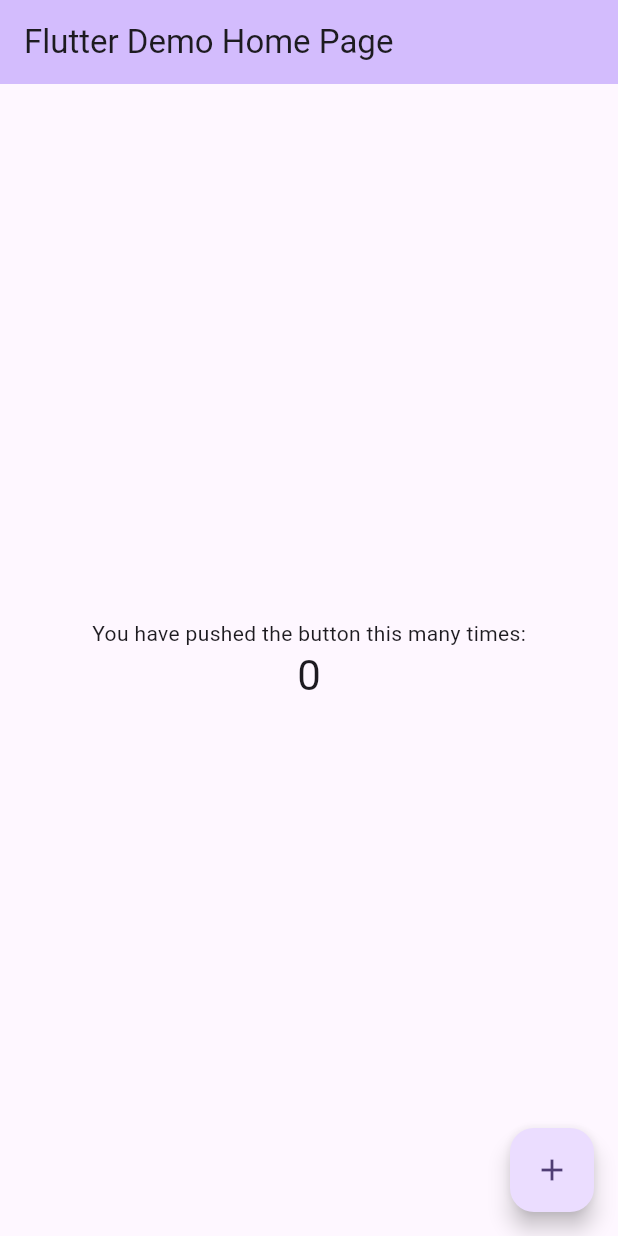
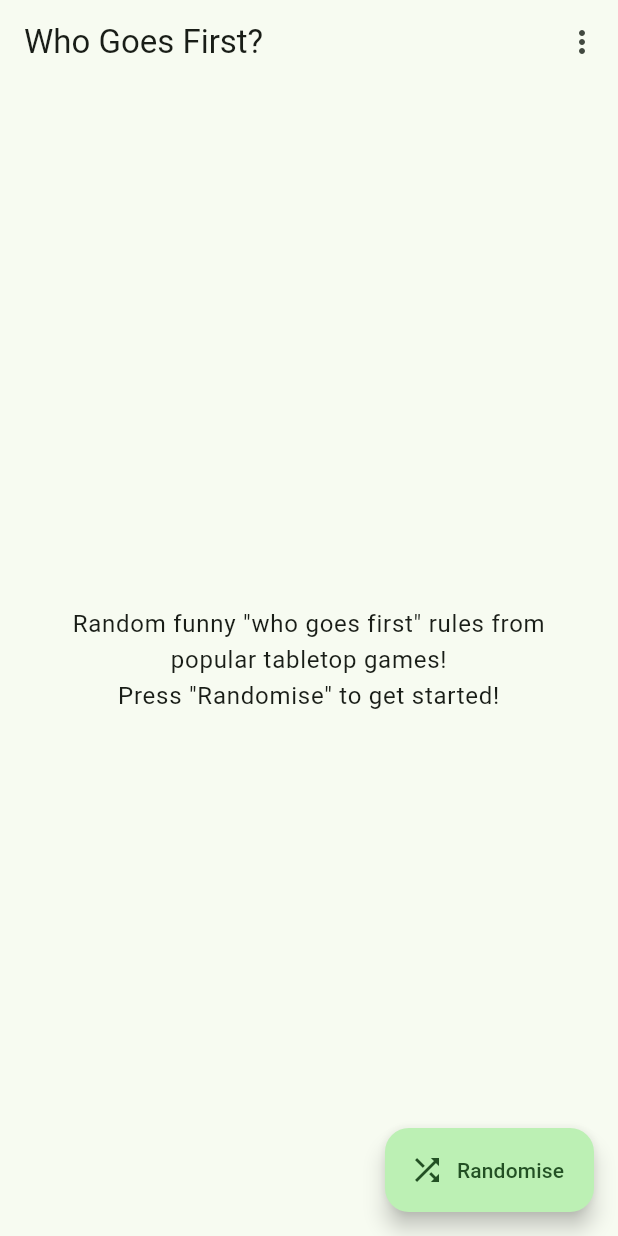
Before and after one commit to j7126/who_goes_first, a Flutter app: the screen it shows after launch, on a phone screen of 412 x 824 dp. Run offline on Flutter 3.47's test engine with Material 2 defaults, Android fonts, the phone set to English and light mode, and no system bars.

Commit message:
initial commit

```diff
--- a/lib/main.dart
+++ b/lib/main.dart
@@ -1,4 +1,7 @@
 import 'package:flutter/material.dart';
+import 'package:url_launcher/url_launcher.dart';
+import 'package:who_goes_first/rule.dart';
+import 'package:who_goes_first/rules.dart';
 
 void main() {
   runApp(const MyApp());
@@ -7,119 +10,118 @@ void main() {
 class MyApp extends StatelessWidget {
   const MyApp({super.key});
 
-  // This widget is the root of your application.
   @override
   Widget build(BuildContext context) {
     return MaterialApp(
-      title: 'Flutter Demo',
+      title: 'Who Goes First?',
       theme: ThemeData(
-        // This is the theme of your application.
-        //
-        // TRY THIS: Try running your application with "flutter run". You'll see
-        // the application has a blue toolbar. Then, without quitting the app,
-        // try changing the seedColor in the colorScheme below to Colors.green
-        // and then invoke "hot reload" (save your changes or press the "hot
-        // reload" button in a Flutter-supported IDE, or press "r" if you used
-        // the command line to start the app).
-        //
-        // Notice that the counter didn't reset back to zero; the application
-        // state is not lost during the reload. To reset the state, use hot
-        // restart instead.
-        //
-        // This works for code too, not just values: Most code changes can be
-        // tested with just a hot reload.
-        colorScheme: ColorScheme.fromSeed(seedColor: Colors.deepPurple),
+        colorScheme: ColorScheme.fromSeed(seedColor: Colors.green),
         useMaterial3: true,
       ),
-      home: const MyHomePage(title: 'Flutter Demo Home Page'),
+      home: const HomePage(),
     );
   }
 }
 
-class MyHomePage extends StatefulWidget {
-  const MyHomePage({super.key, required this.title});
-
-  // This widget is the home page of your application. It is stateful, meaning
-  // that it has a State object (defined below) that contains fields that affect
-  // how it looks.
-
-  // This class is the configuration for the state. It holds the values (in this
-  // case the title) provided by the parent (in this case the App widget) and
-  // used by the build method of the State. Fields in a Widget subclass are
-  // always marked "final".
-
-  final String title;
+class HomePage extends StatefulWidget {
+  const HomePage({super.key});
 
   @override
-  State<MyHomePage> createState() => _MyHomePageState();
+  State<HomePage> createState() => _HomePageState();
 }
 
-class _MyHomePageState extends State<MyHomePage> {
-  int _counter = 0;
-
-  void _incrementCounter() {
-    setState(() {
-      // This call to setState tells the Flutter framework that something has
-      // changed in this State, which causes it to rerun the build method below
-      // so that the display can reflect the updated values. If we changed
-      // _counter without calling setState(), then the build method would not be
-      // called again, and so nothing would appear to happen.
-      _counter++;
-    });
-  }
+class _HomePageState extends State<HomePage> {
+  Rule? rule;
 
   @override
   Widget build(BuildContext context) {
-    // This method is rerun every time setState is called, for instance as done
-    // by the _incrementCounter method above.
-    //
-    // The Flutter framework has been optimized to make rerunning build methods
-    // fast, so that you can just rebuild anything that needs updating rather
-    // than having to individually change instances of widgets.
     return Scaffold(
       appBar: AppBar(
-        // TRY THIS: Try changing the color here to a specific color (to
-        // Colors.amber, perhaps?) and trigger a hot reload to see the AppBar
-        // change color while the other colors stay the same.
-        backgroundColor: Theme.of(context).colorScheme.inversePrimary,
-        // Here we take the value from the MyHomePage object that was created by
-        // the App.build method, and use it to set our appbar title.
-        title: Text(widget.title),
+        title: const Text("Who Goes First?"),
+        actions: <Widget>[
+          PopupMenuButton(
+            itemBuilder: (BuildContext context) => <PopupMenuEntry>[
+              PopupMenuItem(
+                child: const Text('View on GitHub'),
+                onTap: () {
+                  final Uri url = Uri.parse('https://github.com/j7126/who_goes_first');
+                  launchUrl(url);
+                },
               ),
-      body: Center(
-        // Center is a layout widget. It takes a single child and positions it
-        // in the middle of the parent.
+            ],
+          ),
+        ],
+      ),
+      body: Padding(
+        padding: const EdgeInsets.all(32.0),
+        child: rule == null
+            ? SizedBox(
+                width: double.infinity,
                 child: Column(
-          // Column is also a layout widget. It takes a list of children and
-          // arranges them vertically. By default, it sizes itself to fit its
-          // children horizontally, and tries to be as tall as its parent.
-          //
-          // Column has various properties to control how it sizes itself and
-          // how it positions its children. Here we use mainAxisAlignment to
-          // center the children vertically; the main axis here is the vertical
-          // axis because Columns are vertical (the cross axis would be
-          // horizontal).
-          //
-          // TRY THIS: Invoke "debug painting" (choose the "Toggle Debug Paint"
-          // action in the IDE, or press "p" in the console), to see the
-          // wireframe for each widget.
                   mainAxisAlignment: MainAxisAlignment.center,
+                  crossAxisAlignment: CrossAxisAlignment.center,
                   children: <Widget>[
-            const Text(
-              'You have pushed the button this many times:',
+                    Text(
+                      'Random funny "who goes first" rules from popular tabletop games!',
+                      style: Theme.of(context).textTheme.bodyLarge,
+                      textAlign: TextAlign.center,
                     ),
                     Text(
-              '$_counter',
+                      'Press "Randomise" to get started!',
+                      style: Theme.of(context).textTheme.bodyLarge,
+                      textAlign: TextAlign.center,
+                    ),
+                  ],
+                ),
+              )
+            : SizedBox(
+                width: double.infinity,
+                child: Column(
+                  mainAxisAlignment: MainAxisAlignment.center,
+                  crossAxisAlignment: CrossAxisAlignment.center,
+                  children: <Widget>[
+                    Text(
+                      'Random "who goes first" rule:',
+                      style: Theme.of(context).textTheme.bodyLarge,
+                    ),
+                    Text(
+                      rule?.rule ?? "",
                       style: Theme.of(context).textTheme.headlineMedium,
+                      textAlign: TextAlign.center,
+                    ),
+                    Padding(
+                      padding: const EdgeInsets.only(top: 16.0, bottom: 8.0),
+                      child: Text(
+                        'Appears in these games:',
+                        style: Theme.of(context).textTheme.bodyLarge,
+                      ),
+                    ),
+                    for (var game in rule?.games ?? [])
+                      Card(
+                        shape: RoundedRectangleBorder(
+                          borderRadius: BorderRadius.circular(32.0),
+                        ),
+                        child: Padding(
+                          padding: const EdgeInsets.symmetric(horizontal: 16.0, vertical: 8.0),
+                          child: Text(
+                            game,
+                            style: Theme.of(context).textTheme.bodyMedium,
+                          ),
+                        ),
                       ),
                   ],
                 ),
               ),
-      floatingActionButton: FloatingActionButton(
-        onPressed: _incrementCounter,
-        tooltip: 'Increment',
-        child: const Icon(Icons.add),
-      ), // This trailing comma makes auto-formatting nicer for build methods.
+      ),
+      floatingActionButton: FloatingActionButton.extended(
+        onPressed: () {
+          setState(() {
+            rule = Rules.random();
+          });
+        },
+        label: const Text('Randomise'),
+        icon: const Icon(Icons.shuffle_outlined),
+      ),
     );
   }
 }
--- /dev/null
+++ b/lib/rule.dart
@@ -0,0 +1,6 @@
+class Rule {
+  Rule({required this.rule, required this.games});
+
+  String rule;
+  List<String> games;
+}
--- /dev/null
+++ b/lib/rules.dart
@@ -0,0 +1,148 @@
+import 'package:who_goes_first/rule.dart';
+import "dart:math";
+
+class Rules {
+  static final Random _random = Random();
+
+  static Rule random() => rules[_random.nextInt(rules.length)];
+
+  static List<Rule> rules = [
+    Rule(rule: "Who has the pointiest ears?", games: ["Small World"]),
+    Rule(rule: "Who owns the biggest house?", games: ["For Sale"]),
+    Rule(rule: "Who has had the worst day?", games: ["Gloom"]),
+    Rule(rule: "Who is the most well traveled?", games: ["Ticket to Ride"]),
+    Rule(rule: "Who is wearing the most colorful clothes?", games: ["Hanabi", "Flowerpower", "Match of the Penguins"]),
+    Rule(rule: "Who has the longest beard?", games: ["Once Upon a Time", "Dwarven Dig!"]),
+    Rule(rule: "Who does the youngest player choose?", games: ["Carcassonne"]),
+    Rule(rule: "Who can stand on one leg the longest?", games: ["Animal upon Animal"]),
+    Rule(rule: "Who is the cattiest player?", games: ["Kittens in a Blender"]),
+    Rule(rule: "Who is the thirstiest?", games: ["Forbidden Desert"]),
+    Rule(rule: "Who last visited an island?", games: ["Forbidden Island", "Maka Baka"]),
+    Rule(rule: "Who got up the earliest this morning?", games: ["Smash Up!"]),
+    Rule(rule: "Who most recently went on a date?", games: ["Love Letter"]),
+    Rule(rule: "Who has the best maniacal laugh?", games: ["Mad Scientist University", "IGOR: The Mad Scientist’s Lament"]),
+    Rule(rule: "Who is wearing the most green?", games: ["Kodama: The Tree Spirits", "Batt'l Kha'os"]),
+    Rule(rule: "Who has the longest hair?", games: ["Monkeys on the Moon", "Aquarius"]),
+    Rule(rule: "Who dug a garden last?", games: ["Terra Mystica"]),
+    Rule(rule: "Who looks most like a pirate?", games: ["Cartagena", "Pirates vs Dinosaurs", "Oath of the Brotherhood"]),
+    Rule(rule: "Who owns the game?", games: ["Sucking Vacuum", "Junta", "Neuroshima Hex!"]),
+    Rule(rule: "Who is the nicest?", games: ["Dungeon Lords"]),
+    Rule(rule: "Who has read the most sci-fi?", games: ["Android"]),
+    Rule(rule: "Who looks most like a monster?", games: ["Fearsome Floors"]),
+    Rule(rule: "Who has the best story about being stranded?", games: ["Lift Off: Get Me Off This Planet"]),
+    Rule(rule: "Who has most recently been on a boat?", games: ["Harbour"]),
+    Rule(rule: "Who is the hungriest?", games: ["Mamma Mia!", "Guts of Glory"]),
+    Rule(rule: "Who can do the best monkey impression?", games: ["Too Many Monkeys", "Coco Crazy"]),
+    Rule(rule: "Who has the nicest jewelry?", games: ["Queen's Necklace"]),
+    Rule(rule: "Who is the tallest?", games: ["Takenoko", "Campanile"]),
+    Rule(rule: "Without looking at a clock, who can guess what time it is?", games: ["Chrononauts"]),
+    Rule(rule: "Who has the most cash on them?", games: ["Corporate America", "Sheriff of Nottingham", "Martian 12s"]),
+    Rule(rule: "Who has most recently visited London?", games: ["Great Fire of London 1666", "Portobello Market"]),
+    Rule(rule: "Who has most recently been on a train?", games: ["Trains"]),
+    Rule(rule: "Who has most recently visited another city?", games: ["Lords of Waterdeep"]),
+    Rule(rule: "Who has most recently flipped a table?", games: ["Flip City"]),
+    Rule(rule: "Who has most recently bought or sold something?", games: ["Mercante"]),
+    Rule(rule: "Who has most recently visited a forest?", games: ["Lagoon"]),
+    Rule(rule: "Who lives closest to water?", games: ["Le Havre"]),
+    Rule(rule: "Who last visited a mountain?", games: ["K2"]),
+    Rule(rule: "Who looks the shiftiest?", games: ["Spyfall"]),
+    Rule(rule: "Who last went on a cruise?", games: ["Atlantic Star"]),
+    Rule(rule: "Who has most recently traded stock?", games: ["The Motley Fool's: Buy Low Sell High"]),
+    Rule(rule: "Who was the last person to have a haircut?", games: ["Shear Panic!"]),
+    Rule(rule: "Who is the shortest?", games: ["The Conquest of Space"]),
+    Rule(rule: "Who has the snazziest pants?", games: ["Who Stole Ed’s Pants?"]),
+    Rule(rule: "Who is the last person to laugh?", games: ["Gheos"]),
+    Rule(rule: "Who is ready to go first and takes the starting action?", games: ["Fluxx", "Dixit", "Dixit Odyssey", "Galaxy Truckers"]),
+    Rule(rule: "Who broke the law most recently?", games: ["Grifters"]),
+    Rule(rule: "Who most recently bought justice to the world?", games: ["Love Letter: Batman"]),
+    Rule(rule: "Who made tea most recently?", games: ["Hanamikoji"]),
+    Rule(rule: "Who looks most like a zombie?", games: ["City of Horror"]),
+    Rule(rule: "Who has the squarest shaped head?", games: ["Cube Quest"]),
+    Rule(rule: "Who has eaten nuts most recently?", games: ["Nuts!"]),
+    Rule(rule: "Who can say 'brraaains' with the most zombie-like feeling?", games: ["Zombie Dice"]),
+    Rule(rule: "Who has brought the most snacks?", games: ["Dragon Farkle"]),
+    Rule(rule: "Who last watered a plant?", games: ["Arboretum"]),
+    Rule(rule: "Who can cackle the most like a vile and greedy medieval pardoner?", games: ["The Road to Canterbury"]),
+    Rule(rule: "Who has the most tattoos?", games: ["Camp Grizzly"]),
+    Rule(rule: "Who most recently read a novel?", games: ["Paperback"]),
+    Rule(rule: "Who visited a cathedral most recently?", games: ["The Pillars of the Earth"]),
+    Rule(rule: "Who last played a train game?", games: ["Cleopatra’s Caboose"]),
+    Rule(rule: "Who looks most like an alien?", games: ["Andromeda"]),
+    Rule(rule: "Who most recently put their feet in sand?", games: ["Archaeology: The New Expedition"]),
+    Rule(rule: "Who last ate mushrooms?", games: ["Morels"]),
+    Rule(rule: "Who has the longest whiskers?", games: ["Hot Tin Roof"]),
+    Rule(rule: "Who has the watch furthest backwards in time?", games: ["Legacy: Gears of Time"]),
+    Rule(rule: "Who is the wisest?", games: ["Himalaya", "The Bridges of Shangri-La"]),
+    Rule(rule: "Who is the hairiest?", games: ["Mammoth Hunters", "Monkey Arena"]),
+    Rule(rule: "Who has been deepest down in the sea?", games: ["Nautilus"]),
+    Rule(rule: "Who can shout “Olé!” the loudest?", games: ["Salamanca"]),
+    Rule(rule: "Who can do the best penguin impression?", games: ["Penguin Soccer"]),
+    Rule(rule: "Who suggested the game?", games: ["GUBS: A Game of Wit and Luck", "Roads and Boats"]),
+    Rule(rule: "Who is wearing the most black?", games: ["Ice Pirates of Harbour Grace"]),
+    Rule(rule: "Who is the least wise?", games: [""]),
+    Rule(rule: "Who has the tiniest teeth?", games: ["Mäuse-Rallye"]),
+    Rule(rule: "Who can hold a high C note for the longest?", games: ["Maestro"]),
+    Rule(rule: "Who is most in need of a shave?", games: ["Goldrush-City"]),
+    Rule(rule: "Who has the largest cowboy boots?", games: ["Abilene"]),
+    Rule(rule: "Who is the dirtiest?", games: ["Neolithibum"]),
+    Rule(rule: "Who can hold their breath underwater for the longest?", games: ["The Reef"]),
+    Rule(rule: "Who most recently visited Italy?", games: ["La Cittá"]),
+    Rule(rule: "Who has the hardest look in their eyes?", games: ["Saloon"]),
+    Rule(rule: "Who is wearing the most jewelry?", games: ["Das Kollier"]),
+    Rule(rule: "Who has their alarm set for the earliest time?", games: ["Counting Zzzzs"]),
+    Rule(rule: "Who is the quickest person to wave the highest denomination banknote or who bought a welding torch?", games: ["Safeknacker"]),
+    Rule(rule: "Who can jump the highest?", games: ["Dancing Eggs"]),
+    Rule(rule: "Who most recently ate Greek food?", games: ["Hera and Zeus"]),
+    Rule(rule: "Who can point to the North the fastest?", games: ["Discovery"]),
+    Rule(rule: "Who owns the most railway games?", games: ["Railroad Dice: The First Rails"]),
+    Rule(rule: "Who has seen the most Kim Possible episodes?", games: ["Kim Possible Game"]),
+    Rule(rule: "Who last saw a mammoth?", games: ["Stone Age"]),
+    Rule(rule: "Who lives closest to Venice?", games: ["Oltre Mare"]),
+    Rule(rule: "Who is the most afraid of water?", games: ["Niagara"]),
+    Rule(rule: "Who bought the oldest object with them?", games: ["Jenseits von Theben"]),
+    Rule(rule: "Who has the biggest hands?", games: ["The Mole in the Hole"]),
+    Rule(rule: "Who is the most sea-worthy player?", games: ["Tonga Bongo"]),
+    Rule(rule: "Who has most recently stroked a sheep?", games: ["Herd the Sheep"]),
+    Rule(rule: "Who thinks they know the most about Australia?", games: ["Australia"]),
+    Rule(rule: "Who got up the latest today?", games: ["Dawn Under"]),
+    Rule(rule: "Who most recently achieved a waypoint in life?", games: ["Tempus"]),
+    Rule(rule: "Who has most recently visited a real Castle?", games: ["Château Roquefort"]),
+    Rule(rule: "Who has the longest ears?", games: ["Hoppladi, Hopplada!"]),
+    Rule(rule: "Who has the longest neck?", games: ["Savannah Tails"]),
+    Rule(rule: "Who can 'moo' the loudest?", games: ["Black Sheep"]),
+    Rule(rule: "Who looks most like a moose?", games: ["Bunny Bunny Moose Moose"]),
+    Rule(rule: "Who has the freshest breath?", games: ["Mint Works"]),
+    Rule(rule: "Who has their birthday next?", games: ["Seasons: The Calendar Rummy Game", "The Stars are Right"]),
+    Rule(rule: "Who can laugh the most like a coyote?", games: ["Coyote"]),
+    Rule(rule: "Who has the biggest shoes?", games: ["H2Olland"]),
+    Rule(rule: "Who is the oldest?", games: ["Settlers of Catan (Beginner's version)", "Citadels", "Bohnanza", "Village"]),
+    Rule(rule: "Who can hum the highest note?", games: ["Humm Bug"]),
+    Rule(rule: "Who is the most like a Viking?", games: ["Fire & Axe: A Viking Saga"]),
+    Rule(rule: "Who has the longest mustache?", games: ["Asterix and Obelix"]),
+    Rule(rule: "Who has been to the most European countries?", games: ["Ticket to Ride: Europe"]),
+    Rule(rule: "Who has the most money?", games: ["Alhambra"]),
+    Rule(rule: "Who has the huskiest voice?", games: ["Snow Tails"]),
+    Rule(rule: "Who looks the most like a goblin?", games: ["Kragmortha"]),
+    Rule(rule: "Who was the last person to eat pineapple?", games: ["Tiki Topple"]),
+    Rule(rule: "Who has most recently ridden on a magic carpet?", games: ["1001 Karawane"]),
+    Rule(rule: "Who has the biggest sombrero?", games: ["Time's Up!"]),
+    Rule(rule: "Who can give the best polar bear impression?", games: ["Ice Flow"]),
+    Rule(rule: "Who daydreams the most?", games: ["Pocket Rockets"]),
+    Rule(rule: "Who can tell the most romantic love story?", games: ["Genji"]),
+    Rule(rule: "Who is the youngest?", games: ["Parade", "Arkadia"]),
+    Rule(rule: "Who has the most facial hair?", games: ["Dig In!"]),
+    Rule(rule: "Who has traveled the furthest in the last year?", games: ["Vasco da Gama"]),
+    Rule(rule: "Who most recently built something?", games: ["World Without End"]),
+    Rule(rule: "Who has most recently visited Ireland?", games: ["Keltis"]),
+    Rule(rule: "Who last fed a duck?", games: ["Duck, Duck, Bruce"]),
+    Rule(rule: "Who most recently visited a farm?", games: ["Farmageddon"]),
+    Rule(rule: "Who has spent the least time on planet Terra in the Sol system?", games: ["Eclipse"]),
+    Rule(rule: "Who has the least hair?", games: ["Dweebies"]),
+    Rule(rule: "Who can do the best mammoth impression?", games: ["Ouga Bouga"]),
+    Rule(rule: "Who has most recently used a wok?", games: ["We Will Wok You"]),
+    Rule(rule: "Who visited Hamburg most recently?", games: ["The Speicherstadt"]),
+    Rule(rule: "Who looks most like an ant?", games: ["Myrmes"]),
+    Rule(rule: "Who can name the most moons of Jupiter?", games: ["Exoplanets"]),
+    Rule(rule: "Who most recently read a history book?", games: ["Troyes"]),
+  ];
+}
--- a/pubspec.yaml
+++ b/pubspec.yaml
@@ -35,6 +35,7 @@ dependencies:
   # The following adds the Cupertino Icons font to your application.
   # Use with the CupertinoIcons class for iOS style icons.
   cupertino_icons: ^1.0.2
+  url_launcher: ^6.1.13
 
 dev_dependencies:
   flutter_test:
```
Also changed, not shown: pubspec.lock, 5 other files. Lines whose indentation alone changed are shown as unchanged.
